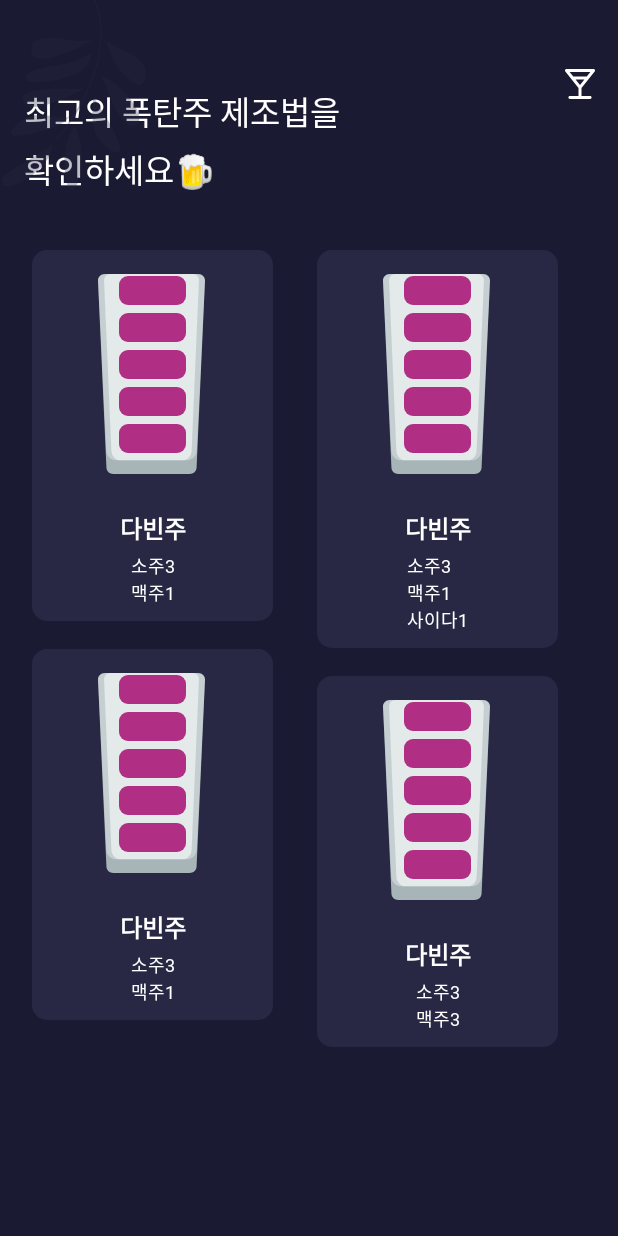
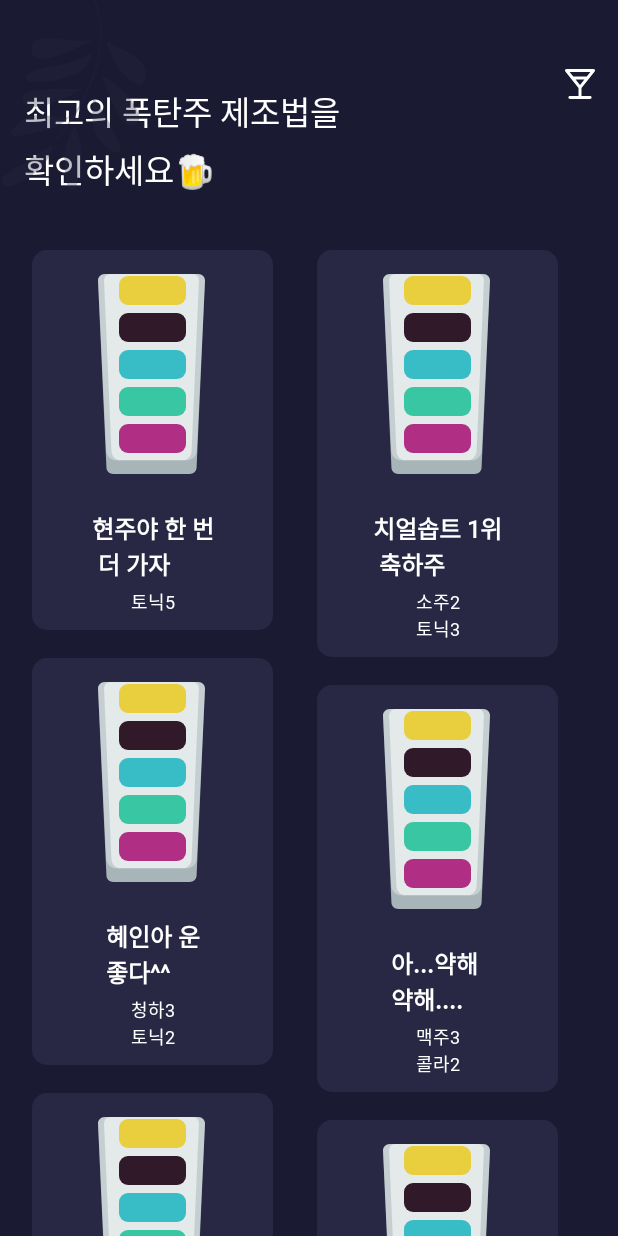
Before and after one commit to CheerSOPT/CheerSOPTAndroid, an Android app: the ListActivity screen opened directly, with no data from a screen before it, on a phone screen of 412 x 824 dp. Run offline under Robolectric (Android 15) with nearby library versions, the phone set to English and light mode, and no system bars.

Commit message:
[Create UI]list final

```diff
--- a/app/src/main/java/com/example/cheersopt/ListActivity.kt
+++ b/app/src/main/java/com/example/cheersopt/ListActivity.kt
@@ -29,10 +29,13 @@ class ListActivity : AppCompatActivity() {
         recyclerView.layoutManager = staggeredGridLayoutManager
 
         recyclerAdapter.data = mutableListOf(
-            DrinkData("다빈주", "소주3\n맥주1"),
-            DrinkData("다빈주", "소주3\n맥주1\n사이다1"),
-            DrinkData("다빈주", "소주3\n맥주1"),
-            DrinkData("다빈주", "소주3\n맥주3")
+            DrinkData("현주야 한 번\n 더 가자", "토닉5"),
+            DrinkData("치얼솝트 1위\n 축하주", "소주2\n토닉3"),
+            DrinkData("혜인아 운\n좋다^^", "청하3\n토닉2"),
+            DrinkData("아...약해 \n약해....", "맥주3\n콜라2"),
+            DrinkData("오늘 구디 희영이\n가 점령", "소주1\n사이다4"),
+            DrinkData("치얼솝트 리액션왕\n 예나", "복분자4\n소주1"),
+            DrinkData("지리는 이기상\n 첫 회식", "복분자2\n청하2\n사이다1")
         )
         recyclerAdapter.notifyDataSetChanged()
     }
--- /dev/null
+++ b/app/src/main/res/drawable-xxhdpi/beverage_stack.xml
@@ -0,0 +1,6 @@
+<?xml version="1.0" encoding="utf-8"?>
+<shape xmlns:android="http://schemas.android.com/apk/res/android"
+    android:shape="rectangle">
+    <solid android:color="@color/cheers_sopt_rasepberry" />
+    <corners android:radius="6dp" />
+</shape>
--- /dev/null
+++ b/app/src/main/res/drawable-xxhdpi/beverage_stack2.xml
@@ -0,0 +1,6 @@
+<?xml version="1.0" encoding="utf-8"?>
+<shape xmlns:android="http://schemas.android.com/apk/res/android"
+    android:shape="rectangle">
+    <solid android:color="@color/cheers_sopt_green" />
+    <corners android:radius="6dp" />
+</shape>
--- /dev/null
+++ b/app/src/main/res/drawable-xxhdpi/beverage_stack3.xml
@@ -0,0 +1,6 @@
+<?xml version="1.0" encoding="utf-8"?>
+<shape xmlns:android="http://schemas.android.com/apk/res/android"
+    android:shape="rectangle">
+    <solid android:color="@color/cheers_sopt_skyblue" />
+    <corners android:radius="6dp" />
+</shape>
--- /dev/null
+++ b/app/src/main/res/drawable-xxhdpi/beverage_stack4.xml
@@ -0,0 +1,6 @@
+<?xml version="1.0" encoding="utf-8"?>
+<shape xmlns:android="http://schemas.android.com/apk/res/android"
+    android:shape="rectangle">
+    <solid android:color="@color/cheers_sopt_coke" />
+    <corners android:radius="6dp" />
+</shape>
--- /dev/null
+++ b/app/src/main/res/drawable-xxhdpi/beverage_stack5.xml
@@ -0,0 +1,6 @@
+<?xml version="1.0" encoding="utf-8"?>
+<shape xmlns:android="http://schemas.android.com/apk/res/android"
+    android:shape="rectangle">
+    <solid android:color="@color/cheers_sopt_yellow" />
+    <corners android:radius="6dp" />
+</shape>
--- a/app/src/main/res/layout/grid_item_list.xml
+++ b/app/src/main/res/layout/grid_item_list.xml
@@ -87,7 +87,7 @@
             android:layout_marginStart="58dp"
             android:layout_marginEnd="58dp"
             android:layout_marginBottom="5dp"
-            android:background="@drawable/beverage_stack"
+            android:background="@drawable/beverage_stack2"
             app:layout_constraintBottom_toTopOf="@+id/b_stack1"
             app:layout_constraintEnd_toEndOf="parent"
             app:layout_constraintStart_toStartOf="parent" />
@@ -99,7 +99,7 @@
             android:layout_marginStart="58dp"
             android:layout_marginEnd="58dp"
             android:layout_marginBottom="5dp"
-            android:background="@drawable/beverage_stack"
+            android:background="@drawable/beverage_stack3"
             app:layout_constraintBottom_toTopOf="@+id/b_stack2"
             app:layout_constraintEnd_toEndOf="parent"
             app:layout_constraintStart_toStartOf="parent" />
@@ -111,7 +111,7 @@
             android:layout_marginStart="58dp"
             android:layout_marginEnd="58dp"
             android:layout_marginBottom="5dp"
-            android:background="@drawable/beverage_stack"
+            android:background="@drawable/beverage_stack4"
             app:layout_constraintBottom_toTopOf="@+id/b_stack3"
             app:layout_constraintEnd_toEndOf="parent"
             app:layout_constraintStart_toStartOf="parent" />
@@ -123,11 +123,10 @@
             android:layout_marginStart="58dp"
             android:layout_marginEnd="58dp"
             android:layout_marginBottom="5dp"
-            android:background="@drawable/beverage_stack"
+            android:background="@drawable/beverage_stack5"
             app:layout_constraintBottom_toTopOf="@+id/b_stack4"
             app:layout_constraintEnd_toEndOf="parent"
             app:layout_constraintStart_toStartOf="parent" />
     </androidx.constraintlayout.widget.ConstraintLayout>
 
-
 </androidx.constraintlayout.widget.ConstraintLayout>
```
Also changed, not shown: app/src/main/res/layout/activity_list.xml (indentation only).
